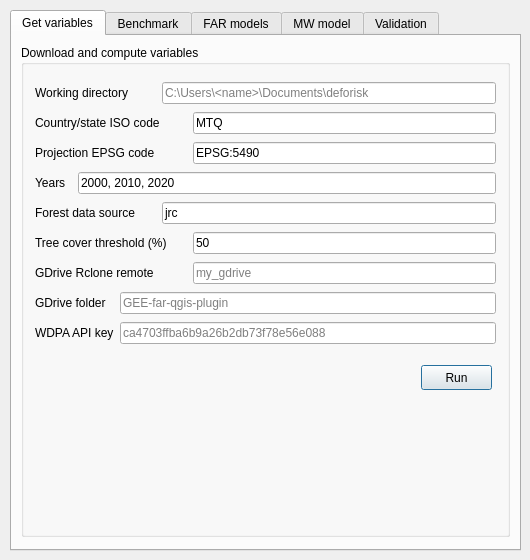
ghislainv/deforisk-qgis-plugin, file deforisk_plugin_dialog_base.ui: the form before one commit.
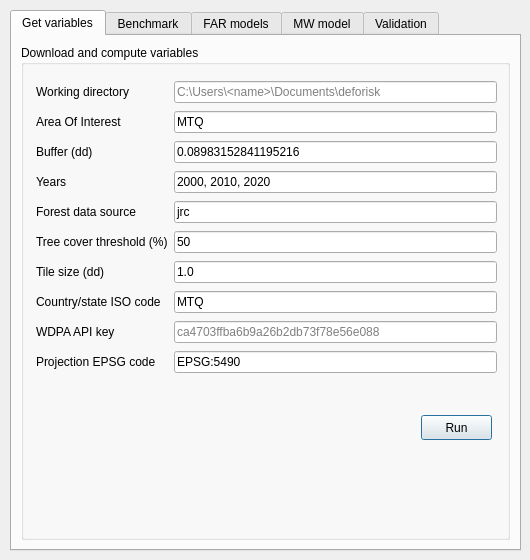
The form after the commit.

The edit to the form file:
```diff
--- a/deforisk_plugin_dialog_base.ui
+++ b/deforisk_plugin_dialog_base.ui
@@ -29,15 +29,9 @@
     <attribute name="title">
      <string>Get variables</string>
     </attribute>
+    <layout class="QGridLayout" name="gridLayout_4">
+     <item row="0" column="0">
     <widget class="QGroupBox" name="groupBox_var">
-     <property name="geometry">
-      <rect>
-       <x>9</x>
-       <y>9</y>
-       <width>489</width>
-       <height>492</height>
-      </rect>
-     </property>
      <property name="title">
       <string>Download and compute variables</string>
      </property>
@@ -45,7 +39,7 @@
       <property name="geometry">
        <rect>
         <x>400</x>
-        <y>320</y>
+          <y>370</y>
         <width>71</width>
         <height>25</height>
        </rect>
@@ -54,24 +48,24 @@
        <string>Run</string>
       </property>
      </widget>
-     <widget class="QWidget" name="layoutWidget">
+       <widget class="QWidget" name="">
       <property name="geometry">
        <rect>
-        <x>14</x>
-        <y>35</y>
+          <x>15</x>
+          <y>34</y>
         <width>461</width>
-        <height>275</height>
+          <height>306</height>
        </rect>
       </property>
       <layout class="QGridLayout" name="gridLayout">
-       <item row="0" column="0" colspan="3">
+         <item row="0" column="0">
         <widget class="QLabel" name="label_workdir">
          <property name="text">
           <string>Working directory</string>
          </property>
         </widget>
        </item>
-       <item row="0" column="3" colspan="2">
+         <item row="0" column="1">
         <widget class="QLineEdit" name="workdir">
          <property name="text">
           <string/>
@@ -81,15 +75,15 @@
          </property>
         </widget>
        </item>
-       <item row="1" column="0" colspan="4">
-        <widget class="QLabel" name="label_isocode">
+         <item row="1" column="0">
+          <widget class="QLabel" name="label_aoi">
          <property name="text">
-          <string>Country/state ISO code</string>
+            <string>Area Of Interest</string>
          </property>
         </widget>
        </item>
-       <item row="1" column="4">
-        <widget class="QLineEdit" name="isocode">
+         <item row="1" column="1">
+          <widget class="QLineEdit" name="aoi">
          <property name="text">
           <string>MTQ</string>
          </property>
@@ -98,20 +92,20 @@
          </property>
         </widget>
        </item>
-       <item row="2" column="0" colspan="3">
-        <widget class="QLabel" name="label_proj">
+         <item row="2" column="0">
+          <widget class="QLabel" name="label_buffer">
          <property name="text">
-          <string>Projection EPSG code</string>
+            <string>Buffer (dd)</string>
          </property>
         </widget>
        </item>
-       <item row="2" column="4">
-        <widget class="QLineEdit" name="proj">
+         <item row="2" column="1">
+          <widget class="QLineEdit" name="buff">
          <property name="text">
-          <string>EPSG:5490</string>
+            <string>0.08983152841195216</string>
          </property>
          <property name="placeholderText">
-          <string>EPSG:5490</string>
+            <string>0.08983152841195216</string>
          </property>
         </widget>
        </item>
@@ -122,7 +116,7 @@
          </property>
         </widget>
        </item>
-       <item row="3" column="1" colspan="4">
+         <item row="3" column="1">
         <widget class="QLineEdit" name="years">
          <property name="text">
           <string>2000, 2010, 2020</string>
@@ -132,14 +126,14 @@
          </property>
         </widget>
        </item>
-       <item row="4" column="0" colspan="3">
+         <item row="4" column="0">
         <widget class="QLabel" name="label_fcc_source">
          <property name="text">
           <string>Forest data source</string>
          </property>
         </widget>
        </item>
-       <item row="4" column="3" colspan="2">
+         <item row="4" column="1">
         <widget class="QLineEdit" name="fcc_source">
          <property name="text">
           <string>jrc</string>
@@ -149,14 +143,14 @@
          </property>
         </widget>
        </item>
-       <item row="5" column="0" colspan="4">
+         <item row="5" column="0">
         <widget class="QLabel" name="label_perc">
          <property name="text">
           <string>Tree cover threshold (%)</string>
          </property>
         </widget>
        </item>
-       <item row="5" column="4">
+         <item row="5" column="1">
         <widget class="QLineEdit" name="perc">
          <property name="text">
           <string>50</string>
@@ -166,51 +160,76 @@
          </property>
         </widget>
        </item>
-       <item row="6" column="0" colspan="3">
-        <widget class="QLabel" name="label_remote_rclone">
+         <item row="6" column="0">
+          <widget class="QLabel" name="label_tile_size">
          <property name="text">
-          <string>GDrive Rclone remote</string>
+            <string>Tile size (dd)</string>
          </property>
         </widget>
        </item>
-       <item row="6" column="4">
-        <widget class="QLineEdit" name="remote_rclone">
+         <item row="6" column="1">
+          <widget class="QLineEdit" name="tile_size">
+           <property name="text">
+            <string>1.0</string>
+           </property>
          <property name="placeholderText">
-          <string>my_gdrive</string>
+            <string>1.0</string>
          </property>
         </widget>
        </item>
-       <item row="7" column="0" colspan="2">
-        <widget class="QLabel" name="label_gdrive_folder">
+         <item row="7" column="0">
+          <widget class="QLabel" name="label_isocode">
          <property name="text">
-          <string>GDrive folder</string>
+            <string>Country/state ISO code</string>
          </property>
         </widget>
        </item>
-       <item row="7" column="2" colspan="3">
-        <widget class="QLineEdit" name="gdrive_folder">
+         <item row="7" column="1">
+          <widget class="QLineEdit" name="isocode">
+           <property name="text">
+            <string>MTQ</string>
+           </property>
          <property name="placeholderText">
-          <string>GEE-far-qgis-plugin</string>
+            <string>MTQ</string>
          </property>
         </widget>
        </item>
-       <item row="8" column="0" colspan="2">
+         <item row="8" column="0">
         <widget class="QLabel" name="label_wdpa_key">
          <property name="text">
           <string>WDPA API key</string>
          </property>
         </widget>
        </item>
-       <item row="8" column="2" colspan="3">
+         <item row="8" column="1">
         <widget class="QLineEdit" name="wdpa_key">
          <property name="placeholderText">
           <string>ca4703ffba6b9a26b2db73f78e56e088</string>
          </property>
         </widget>
        </item>
+         <item row="9" column="0">
+          <widget class="QLabel" name="label_proj">
+           <property name="text">
+            <string>Projection EPSG code</string>
+           </property>
+          </widget>
+         </item>
+         <item row="9" column="1">
+          <widget class="QLineEdit" name="proj">
+           <property name="text">
+            <string>EPSG:5490</string>
+           </property>
+           <property name="placeholderText">
+            <string>EPSG:5490</string>
+           </property>
+          </widget>
+         </item>
       </layout>
      </widget>
     </widget>
+     </item>
+    </layout>
    </widget>
    <widget class="QWidget" name="tab_benchmark">
     <attribute name="title">
```
Lines whose indentation alone changed are shown as unchanged.
